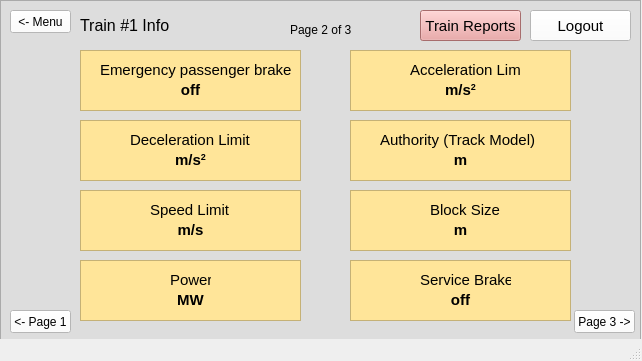
First picture: the form in src/UI/TrainModel/Train_Info_Page2.ui, repository aet37/ECE1140-Project, before the edit.
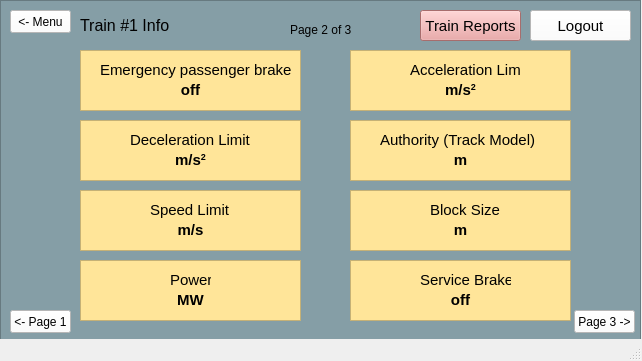
Second picture: the form after the edit.

The edit to the form file:
```diff
--- a/src/UI/TrainModel/Train_Info_Page2.ui
+++ b/src/UI/TrainModel/Train_Info_Page2.ui
@@ -24,7 +24,7 @@
      </rect>
     </property>
     <property name="styleSheet">
-     <string notr="true">background-color: rgb(221, 221, 221);
+     <string notr="true">background-color: rgb(133, 158, 166);
 border-color: rgb(0, 0, 0);</string>
     </property>
     <property name="frameShape">
```
